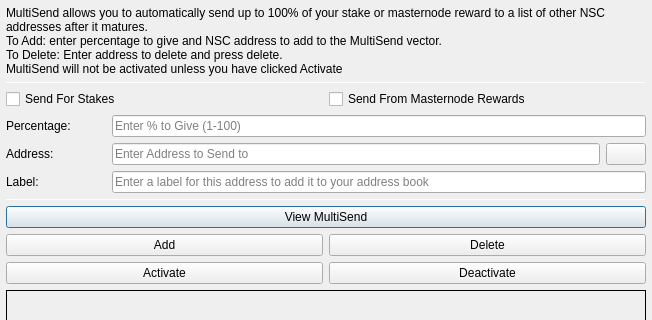
This is src/qt/forms/multisenddialog.ui in nscoins/nscoincore as Qt 5 draws it before an edit; both pictures show x 0 to 652 and y 0 to 320 of the 652 by 462 pixel window. The edited form follows.
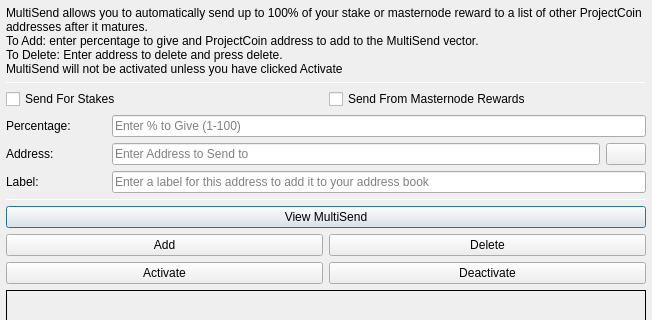
This is the edited form. Icons and pictures are not drawn.

```diff
--- a/src/qt/forms/multisenddialog.ui
+++ b/src/qt/forms/multisenddialog.ui
@@ -37,8 +37,8 @@
         <number>1</number>
        </property>
        <property name="text">
-        <string>MultiSend allows you to automatically send up to 100% of your stake or masternode reward to a list of other NSC addresses after it matures.
-To Add: enter percentage to give and NSC address to add to the MultiSend vector.
+        <string>MultiSend allows you to automatically send up to 100% of your stake or masternode reward to a list of other ProjectCoin addresses after it matures.
+To Add: enter percentage to give and ProjectCoin address to add to the MultiSend vector.
 To Delete: Enter address to delete and press delete.
 MultiSend will not be activated unless you have clicked Activate</string>
        </property>
```
Left out of the diff: 4 changed lines with no effect on the pictures.
